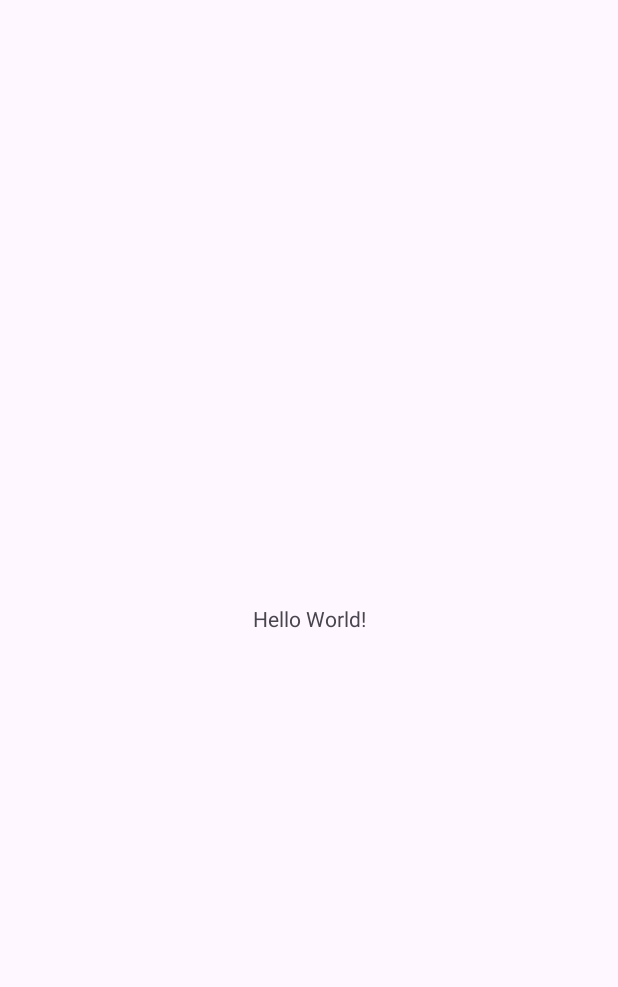
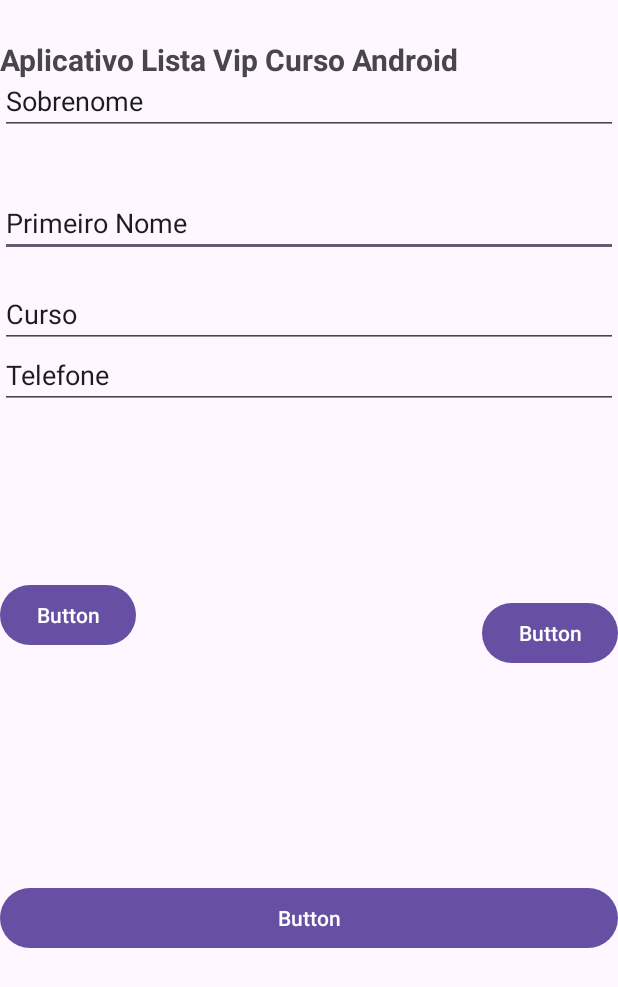
Before and after one commit to WesleySchuab/MobileDevelop-2023, an Android app: the screen it shows after launch (MainActivity), on a phone screen of 412 x 824 dp. Before the commit the part shown is almost empty. Shown: the top 987 px of the screen. Run offline under Robolectric (Android 15) with nearby library versions, the phone set to English and light mode, and no system bars.

Commit message:
adicionando os componentes de layout

```diff
--- a/AppListaCurso/app/src/main/res/layout/activity_main.xml
+++ b/AppListaCurso/app/src/main/res/layout/activity_main.xml
@@ -7,12 +7,98 @@
     tools:context=".MainActivity">
 
     <TextView
+        android:id="@+id/textView"
         android:layout_width="wrap_content"
         android:layout_height="wrap_content"
-        android:text="Hello World!"
+        android:text="Aplicativo Lista Vip Curso Android"
+        android:textSize="20sp"
+        android:textStyle="bold"
         app:layout_constraintBottom_toBottomOf="parent"
+        app:layout_constraintTop_toTopOf="parent"
+        app:layout_constraintVertical_bias="0.033"
+        tools:layout_editor_absoluteX="50dp" />
+
+
+    <EditText
+        android:id="@+id/editTextText"
+        android:layout_width="match_parent"
+        android:layout_height="wrap_content"
+        android:layout_marginTop="28dp"
+        android:ems="10"
+        android:hint="Primeiro Nome"
+        android:inputType="text"
+        android:text="Primeiro Nome"
+        app:layout_constraintBottom_toBottomOf="parent"
+        app:layout_constraintTop_toBottomOf="@+id/textView"
+        app:layout_constraintVertical_bias="0.064"
+        tools:layout_editor_absoluteX="0dp" />
+
+    <EditText
+        android:id="@+id/editTextText"
+        android:layout_width="match_parent"
+        android:layout_height="wrap_content"
+        android:layout_marginBottom="76dp"
+        android:ems="10"
+        android:hint="Curso"
+        android:inputType="text"
+        android:text="Curso"
+        app:layout_constraintBottom_toBottomOf="parent"
+        app:layout_constraintTop_toBottomOf="@+id/editTextText"
+        app:layout_constraintVertical_bias="0.158"
+        tools:layout_editor_absoluteX="16dp" />
+
+    <EditText
+        android:id="@+id/editTextText"
+        android:layout_width="match_parent"
+        android:layout_height="wrap_content"
+        android:ems="10"
+        android:hint="Telefone"
+        android:inputType="text"
+        android:text="Telefone"
+        app:layout_constraintBottom_toBottomOf="parent"
+        app:layout_constraintTop_toBottomOf="@+id/editTextText"
+        app:layout_constraintVertical_bias="0.2"
+        tools:layout_editor_absoluteX="16dp" />
+
+    <EditText
+        android:id="@+id/editTextText"
+        android:layout_width="match_parent"
+        android:layout_height="wrap_content"
+        android:ems="10"
+        android:hint="Sobrenome"
+        android:inputType="text"
+        android:text="Sobrenome"
+        app:layout_constraintBottom_toBottomOf="parent"
+        app:layout_constraintTop_toBottomOf="@+id/editTextText"
+        app:layout_constraintVertical_bias="0.057"
+        tools:layout_editor_absoluteX="0dp" />
+
+    <Button
+        android:id="@+id/button"
+        android:layout_width="wrap_content"
+        android:layout_height="wrap_content"
+        android:layout_marginTop="296dp"
+        android:text="Button"
+        app:layout_constraintStart_toStartOf="parent"
+        app:layout_constraintTop_toBottomOf="@+id/editTextText" />
+
+    <Button
+        android:id="@+id/button"
+        android:layout_width="wrap_content"
+        android:layout_height="wrap_content"
+        android:layout_marginTop="308dp"
+        android:text="Button"
         app:layout_constraintEnd_toEndOf="parent"
-        app:layout_constraintStart_toStartOf="parent"
-        app:layout_constraintTop_toTopOf="parent" />
+        app:layout_constraintTop_toBottomOf="@+id/editTextText" />
+
+    <Button
+        android:id="@+id/button"
+        android:layout_width="match_parent"
+        android:layout_height="wrap_content"
+        android:layout_marginBottom="188dp"
+        android:text="Button"
+        app:layout_constraintBottom_toBottomOf="parent"
+        tools:layout_editor_absoluteX="16dp" />
+
 
 </androidx.constraintlayout.widget.ConstraintLayout>
```
